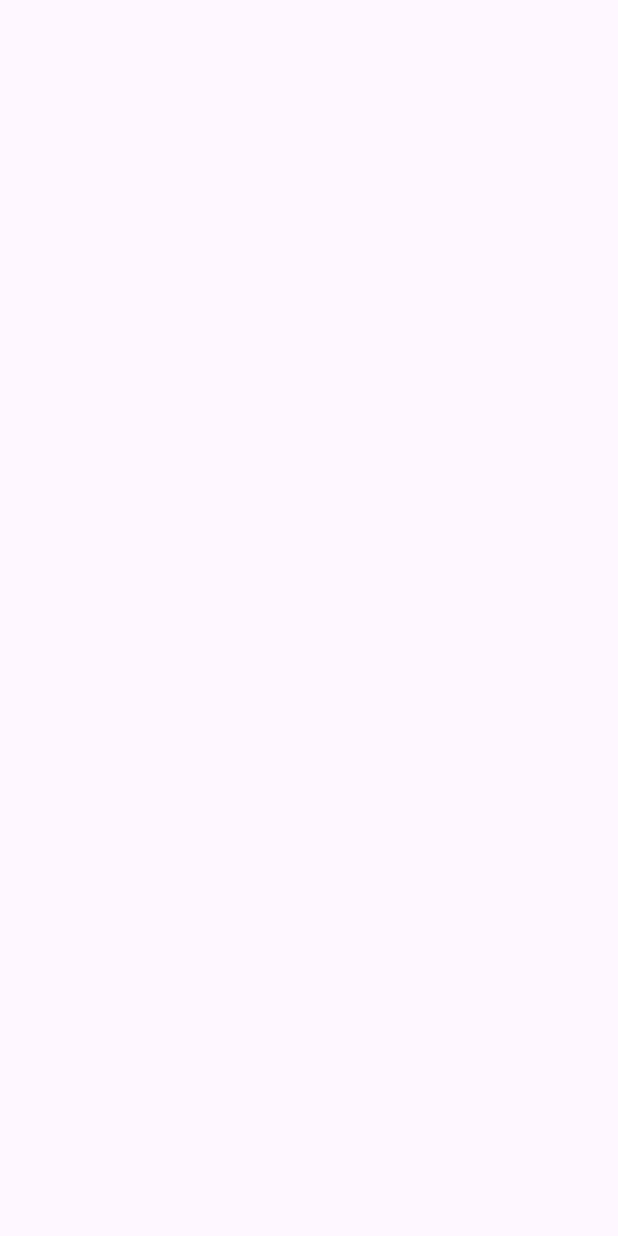
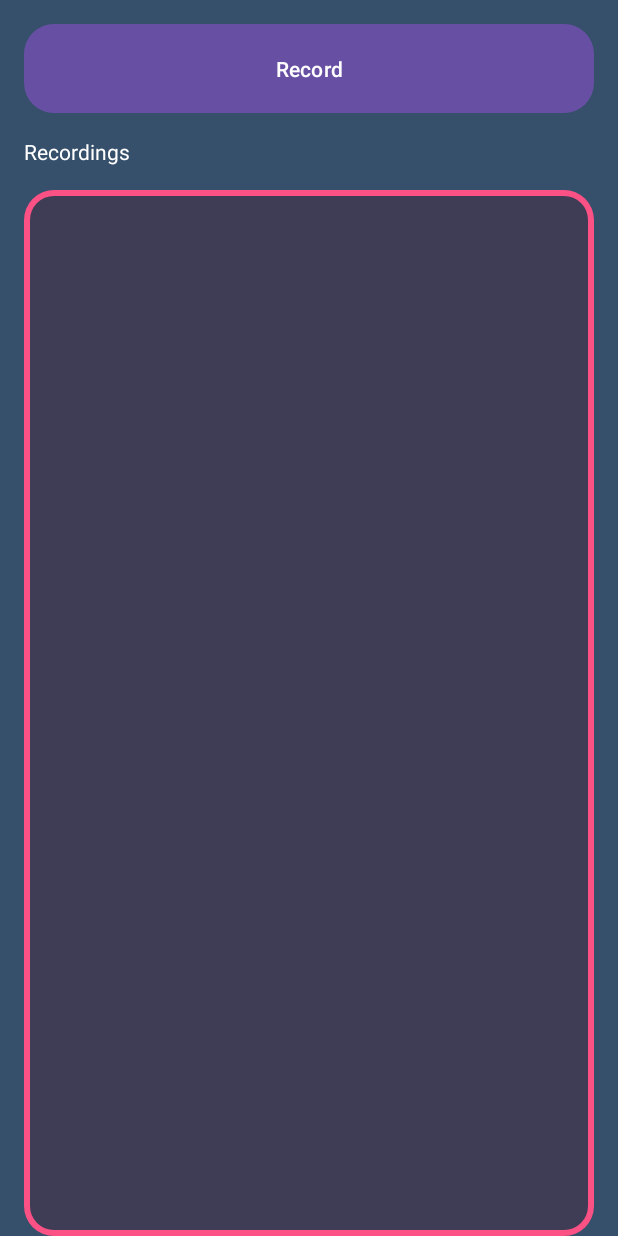
Before and after one commit to JasonLeeCS/Pitch-Champ, an Android app: the RecordingPlayback screen opened directly, with no data from a screen before it, on a phone screen of 412 x 824 dp. Before the commit the screen is empty. Run offline under Robolectric (Android 15) with nearby library versions, the phone set to English and light mode, and no system bars.

Commit message:
recordings and playback page draft

```diff
--- a/app/src/main/res/layout/activity_recording_playback.xml
+++ b/app/src/main/res/layout/activity_recording_playback.xml
@@ -4,6 +4,53 @@
     xmlns:tools="http://schemas.android.com/tools"
     android:layout_width="match_parent"
     android:layout_height="match_parent"
+    android:background="#364F6B"
     tools:context=".RecordingPlayback">
 
+    <!-- Record Button -->
+    <Button
+        android:id="@+id/btnRecord"
+        android:layout_width="0dp"
+        android:layout_height="wrap_content"
+        android:layout_marginTop="16dp"
+        android:layout_marginStart="16dp"
+        android:layout_marginEnd="16dp"
+        android:background="@drawable/pink_border_filled"
+        android:padding="16dp"
+        android:text="Record"
+        android:textColor="@android:color/white"
+        app:layout_constraintEnd_toEndOf="parent"
+        app:layout_constraintStart_toStartOf="parent"
+        app:layout_constraintTop_toTopOf="parent" />
+
+    <!-- Title of Recordings -->
+    <TextView
+        android:id="@+id/recordingsTitle"
+        android:layout_width="0dp"
+        android:layout_height="wrap_content"
+        android:layout_marginTop="16dp"
+        android:layout_marginStart="16dp"
+        android:layout_marginEnd="16dp"
+        android:text="Recordings"
+        android:textColor="@android:color/white"
+        app:layout_constraintEnd_toEndOf="parent"
+        app:layout_constraintStart_toStartOf="parent"
+        app:layout_constraintTop_toBottomOf="@id/btnRecord" />
+
+    <!-- List of Recordings -->
+    <androidx.recyclerview.widget.RecyclerView
+        android:id="@+id/recyclerViewRecordings"
+        android:layout_width="0dp"
+        android:layout_height="0dp"
+        android:layout_marginTop="16dp"
+        android:layout_marginStart="16dp"
+        android:layout_marginEnd="16dp"
+        android:background="@drawable/pink_border_filled"
+        app:layoutManager="androidx.recyclerview.widget.LinearLayoutManager"
+        app:layout_constraintBottom_toBottomOf="parent"
+        app:layout_constraintEnd_toEndOf="parent"
+        app:layout_constraintStart_toStartOf="parent"
+        app:layout_constraintTop_toBottomOf="@id/recordingsTitle"
+        tools:listitem="@layout/recording_item" />
+
 </androidx.constraintlayout.widget.ConstraintLayout>
```
Also changed, not shown: app/src/main/res/layout/recording_item.xml (added, +39 -0 lines).
